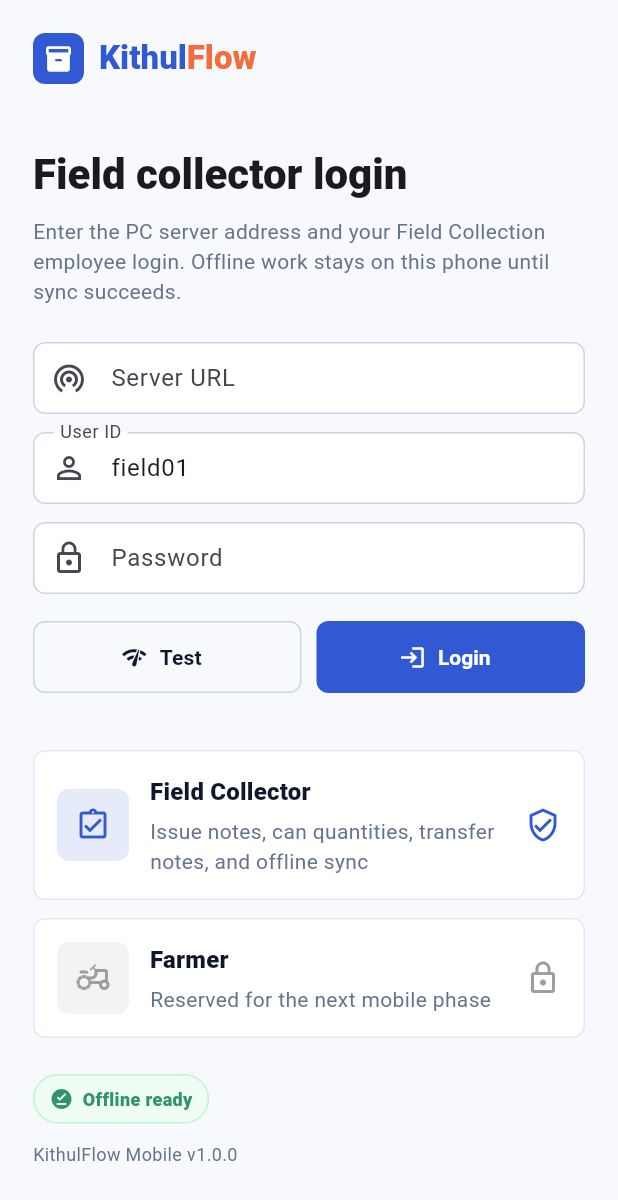
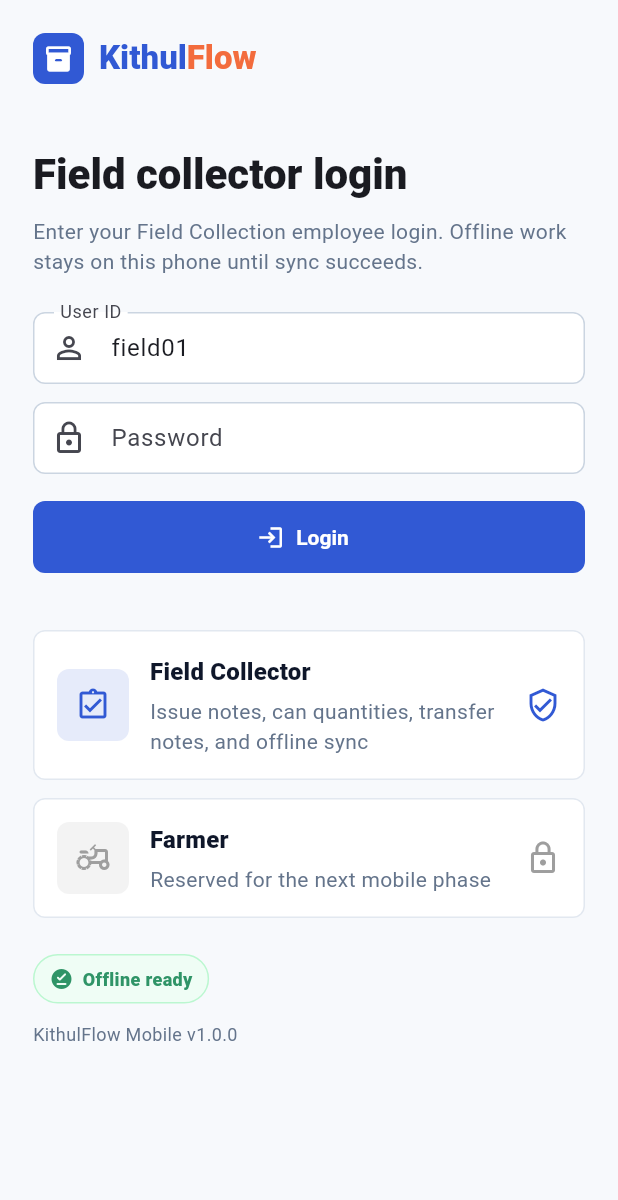
Before and after one commit to Deshan-Samarathunga/Final-year-research-project---Kithul-production-workflow-and-operations-management-system., a Flutter app: the screen it shows after launch, on a phone screen of 412 x 824 dp. Shown: the top 1200 px of the screen. Run offline on Flutter 3.47's test engine with Material 3 defaults, Android fonts, the phone set to English and light mode, and no system bars; our stand-ins replace connectivity_plus, dio, drift, flutter_riverpod, flutter_secure_storage, go_router; missing offline and left inert: mobile_scanner; accounts and stored records are empty; generated files the repository leaves out were written again.

Commit message:
Hardcode server URL and update server configs
Remove server URL field and connection test from mobile login, hardcode serverUrl to https://r26-it-078-server.vercel.app, and delete related controller/init/dispose and _testConnection logic to simplify login flow. On the server, configure Prisma client transactionOptions (maxWait: 10000, timeout: 30000) to tune transaction behavior, improve the HTTP error handler to return the underlying error message when available, and update vercel.json to use the catch-all API rewrite (/api/[...path]) and increase function maxDuration to 60s.

```diff
--- a/apps/mobile/lib/src/features/auth/login_screen.dart
+++ b/apps/mobile/lib/src/features/auth/login_screen.dart
@@ -16,7 +16,6 @@
 
 class _LoginScreenState extends ConsumerState<LoginScreen> {
   final _formKey = GlobalKey<FormState>();
-  final _serverController = TextEditingController();
   final _userController = TextEditingController(text: 'field01');
   final _passwordController = TextEditingController();
   bool _loading = false;
@@ -25,17 +24,10 @@
   @override
   void initState() {
     super.initState();
-    Future.microtask(() async {
-      final savedUrl = await ref.read(authRepositoryProvider).getServerUrl();
-      if (mounted && savedUrl != null) {
-        _serverController.text = savedUrl;
-      }
-    });
   }
 
   @override
   void dispose() {
-    _serverController.dispose();
     _userController.dispose();
     _passwordController.dispose();
     super.dispose();
@@ -66,23 +58,10 @@
                   ),
                   const SizedBox(height: 10),
                   const Text(
-                    'Enter the PC server address and your Field Collection employee login. Offline work stays on this phone until sync succeeds.',
+                    'Enter your Field Collection employee login. Offline work stays on this phone until sync succeeds.',
                     style: TextStyle(color: kithulMuted, height: 1.4),
                   ),
                   const SizedBox(height: 24),
-                  TextFormField(
-                    controller: _serverController,
-                    keyboardType: TextInputType.url,
-                    decoration: const InputDecoration(
-                      labelText: 'Server URL',
-                      hintText: 'http://192.168.1.5:4000',
-                      prefixIcon: Icon(Icons.wifi_tethering_outlined),
-                    ),
-                    validator: (value) => value == null || value.trim().isEmpty
-                        ? 'Enter the PC server URL'
-                        : null,
-                  ),
-                  const SizedBox(height: 12),
                   TextFormField(
                     controller: _userController,
                     decoration: const InputDecoration(
@@ -110,14 +89,6 @@
                   const SizedBox(height: 18),
                   Row(
                     children: [
-                      Expanded(
-                        child: OutlinedButton.icon(
-                          onPressed: _loading ? null : _testConnection,
-                          icon: const Icon(Icons.network_check),
-                          label: const Text('Test'),
-                        ),
-                      ),
-                      const SizedBox(width: 10),
                       Expanded(
                         child: FilledButton.icon(
                           onPressed: _loading ? null : _login,
@@ -186,35 +157,7 @@
     );
   }
 
-  Future<void> _testConnection() async {
-    if (_serverController.text.trim().isEmpty) {
-      setState(() => _message = 'Enter the PC server URL first.');
-      return;
-    }
 
-    setState(() {
-      _loading = true;
-      _message = null;
-    });
-    try {
-      final result = await ref
-          .read(mobileSyncServiceProvider)
-          .testConnection(_serverController.text);
-      if (mounted) {
-        setState(() {
-          _loading = false;
-          _message = result.message;
-        });
-      }
-    } catch (error) {
-      if (mounted) {
-        setState(() {
-          _loading = false;
-          _message = 'Could not reach server: $error';
-        });
-      }
-    }
-  }
 
   Future<void> _login() async {
     if (!_formKey.currentState!.validate()) return;
@@ -228,7 +171,7 @@
       await ref
           .read(authRepositoryProvider)
           .login(
-            serverUrl: _serverController.text,
+            serverUrl: 'https://r26-it-078-server.vercel.app',
             userId: _userController.text,
             password: _passwordController.text,
           );
```
Also changed, not shown: 3 other files.
